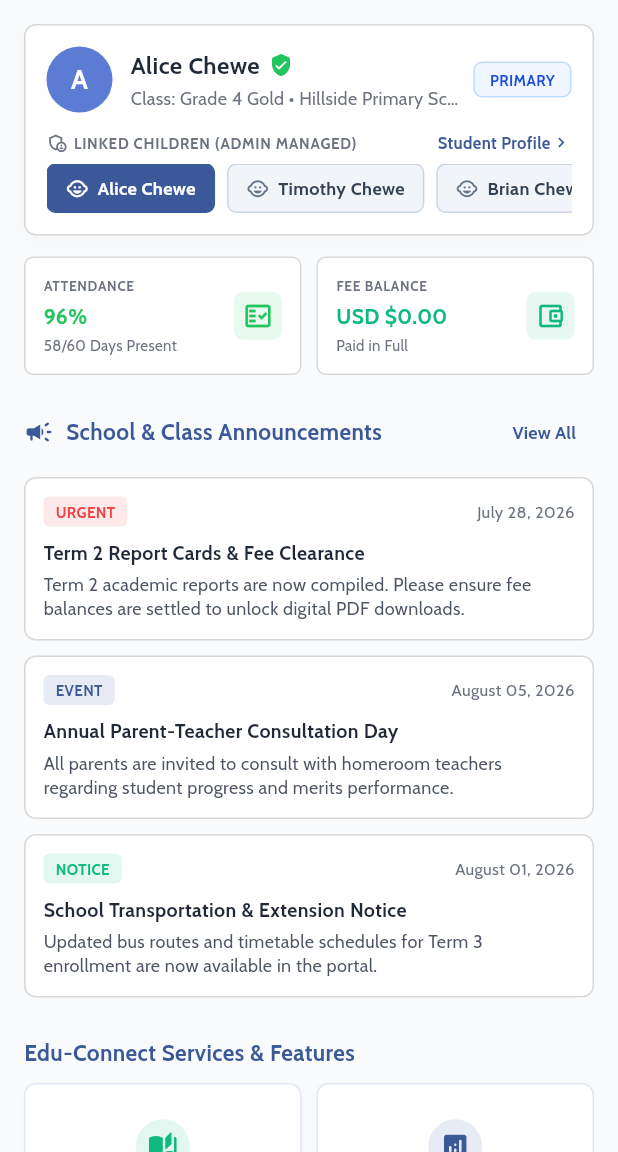
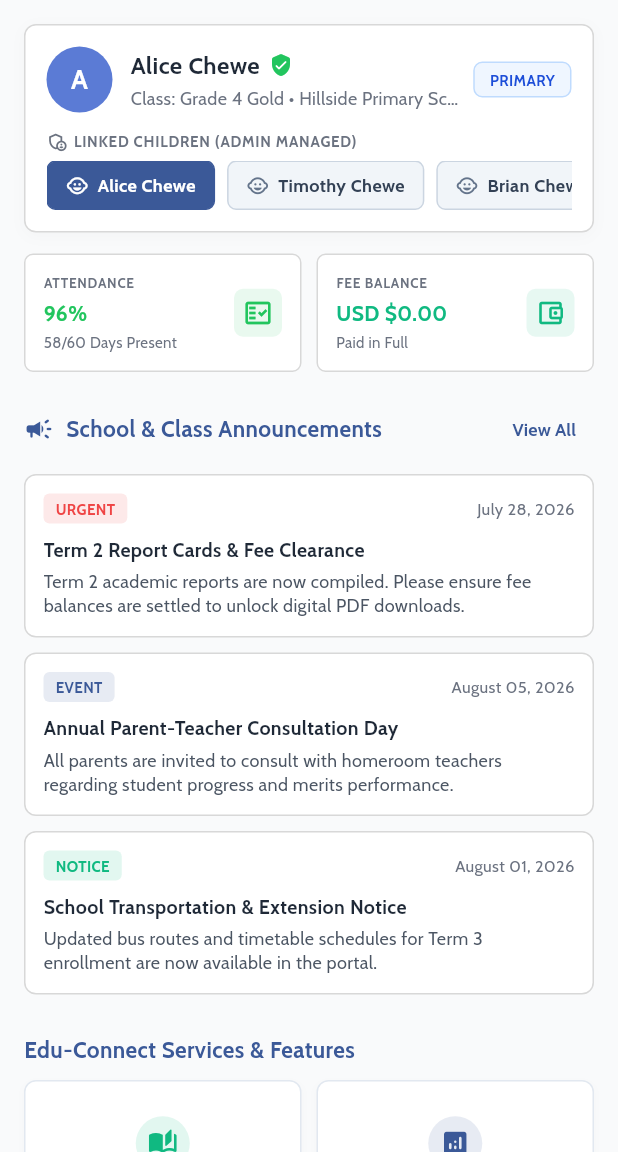
Before and after one commit to Jeyzimtech/Guardianship-App, a Flutter app: the DashboardHome screen opened directly, on a phone screen of 412 x 824 dp, the part 84-1236 px from its top. Run offline on Flutter 3.47's test engine with Material 3 defaults, Android fonts, the light colour scheme and no system bars; our stand-ins replace dio, google_fonts, shared_preferences; accounts and stored records are empty.

Commit message:
refactor(parent): remove redundant Student Profile text link from Linked Children card

```diff
--- a/mobile/lib/features/parent/parent_dashboard_view.dart
+++ b/mobile/lib/features/parent/parent_dashboard_view.dart
@@ -325,9 +325,6 @@ class _ParentDashboardViewState extends State<ParentDashboardView> {
                   ],
                 ),
                 const SizedBox(height: 12),
-                Row(
-                  mainAxisAlignment: MainAxisAlignment.spaceBetween,
-                  children: [
                 const Row(
                   children: [
                     Icon(Icons.admin_panel_settings_outlined, size: 14, color: Color(0xFF6B7280)),
@@ -335,22 +332,6 @@ class _ParentDashboardViewState extends State<ParentDashboardView> {
                     Text(
                       'LINKED CHILDREN (ADMIN MANAGED)',
                       style: TextStyle(fontSize: 10, fontWeight: FontWeight.bold, color: Color(0xFF6B7280), letterSpacing: 0.5),
-                        ),
-                      ],
-                    ),
-                    InkWell(
-                      onTap: () {
-                        Navigator.push(
-                          context,
-                          MaterialPageRoute(builder: (_) => GuardianProfileView(child: currentChild)),
-                        );
-                      },
-                      child: const Row(
-                        children: [
-                          Text('Student Profile', style: TextStyle(fontSize: 11, fontWeight: FontWeight.bold, color: primaryBlue)),
-                          Icon(Icons.chevron_right_rounded, size: 14, color: primaryBlue),
-                        ],
-                      ),
                     ),
                   ],
                 ),
```
Lines whose indentation alone changed are shown as unchanged.
